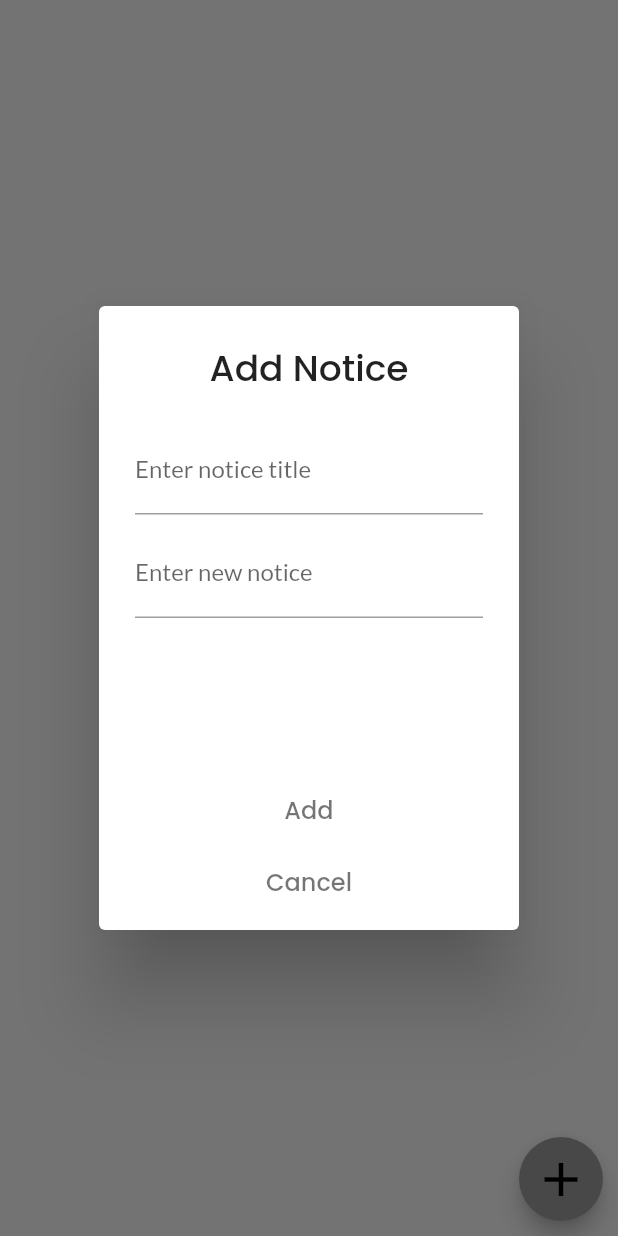
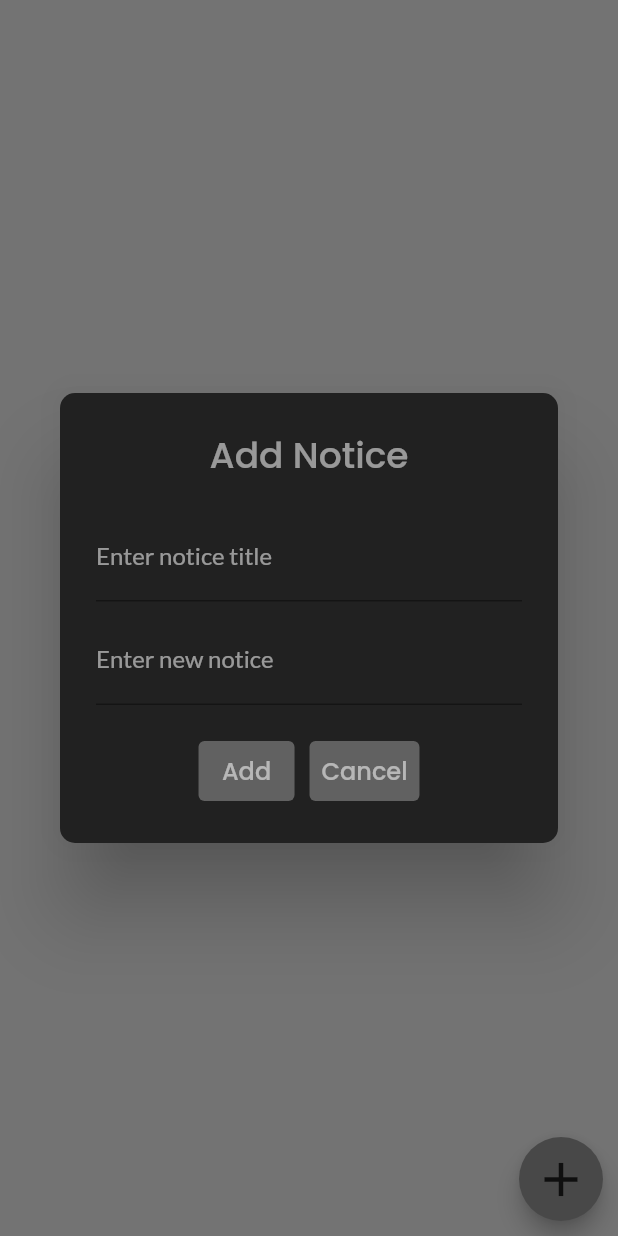
Before and after one commit to rishabhky/society_app, a Flutter app: the AdminNoticeBoard widget shown alone on an empty page, opened directly, after a tap on the "add" icon, on a phone screen of 412 x 824 dp. Run offline on Flutter 3.47's test engine with Material 2 defaults, Android fonts, the phone set to English and light mode, and no system bars; our stand-ins replace cloud_firestore, firebase_auth, firebase_core, fluttertoast, google_fonts; missing offline and left inert: razorpay_flutter; accounts and stored records are empty.

Commit message:
notice-refined

```diff
--- a/lib/pages/Admin_notice.dart
+++ b/lib/pages/Admin_notice.dart
@@ -24,7 +24,6 @@ class _AdminNoticeBoardState extends State<AdminNoticeBoard> {
   @override
   void initState() {
     super.initState();
-
     noticesStream =
         FirebaseFirestore.instance.collection('notices').snapshots();
   }
@@ -46,17 +45,17 @@ class _AdminNoticeBoardState extends State<AdminNoticeBoard> {
   }
 
   Future<void> _addNoticeToFirestore(
-      String newNotice, String documentId) async {
+      String title, String newNotice, String documentId) async {
     try {
       final documentRef =
           FirebaseFirestore.instance.collection('notices').doc(documentId);
       await documentRef.set({
+        'title': title,
         'text': newNotice,
         'createdAt': FieldValue.serverTimestamp(),
       });
       print('Notice added to Firestore with ID: $documentId');
-      fetchNotices(); // Refresh the notices after addition
-      // Send the notification after adding the notice
+      fetchNotices();
     } catch (e) {
       print('Error adding notice to Firestore: $e');
     }
@@ -69,7 +68,7 @@ class _AdminNoticeBoardState extends State<AdminNoticeBoard> {
           .doc(documentId)
           .delete();
       print('Notice deleted from Firestore with ID: $documentId');
-      fetchNotices(); // Refresh the notices after deletion
+      fetchNotices();
     } catch (e) {
       print('Error deleting notice from Firestore: $e');
     }
@@ -79,45 +78,74 @@ class _AdminNoticeBoardState extends State<AdminNoticeBoard> {
     showDialog(
       context: context,
       builder: (BuildContext context) {
-        String title = ''; // Add title variable
+        String title = '';
         String newNotice = '';
 
         return AlertDialog(
+          shape:
+              RoundedRectangleBorder(borderRadius: BorderRadius.circular(10)),
+          backgroundColor: Colors.grey.shade900,
           title: Center(
             child: Text(
               'Add Notice',
               style: GoogleFonts.poppins(
                 fontSize: 24,
                 fontWeight: FontWeight.w500,
+                color: Colors.white54,
               ),
-          )),
-          content: Container(
-            height: 200, // Set the desired height for the content
+            ),
+          ),
+          content: SingleChildScrollView(
+            child: Container(
+              width: double.maxFinite,
               child: Column(
+                crossAxisAlignment: CrossAxisAlignment.stretch,
                 children: [
                   TextField(
+                    cursorColor: Colors.white,
                     onChanged: (value) {
                       title = value;
                     },
-                  decoration: InputDecoration(labelText: 'Enter notice title'),
+                    style: TextStyle(
+                      color: Colors.white54,
+                    ),
+                    decoration: InputDecoration(
+                      labelText: 'Enter notice title',
+                      labelStyle: TextStyle(
+                        color: Colors.white54,
+                      ),
+                    ),
                   ),
                   SizedBox(height: 10),
                   TextField(
                     onChanged: (value) {
                       newNotice = value;
                     },
-                  maxLines: null, // Allow multiline input
-                  decoration: InputDecoration(labelText: 'Enter new notice'),
+                    maxLines: null,
+                    style: TextStyle(
+                      color: Colors.white54,
                     ),
-              ],
+                    decoration: InputDecoration(
+                      labelText: 'Enter new notice',
+                      labelStyle: TextStyle(
+                        color: Colors.white54,
                       ),
                     ),
-          actions: [
-            Center(
-              child: TextButton(
+                  ),
+                  SizedBox(height: 20),
+                  Row(
+                    mainAxisAlignment: MainAxisAlignment.center,
+                    children: [
+                      TextButton(
+                        style: ButtonStyle(
+                            backgroundColor:
+                                MaterialStatePropertyAll(Colors.grey.shade700)),
                         onPressed: () {
                           _addNoticeToFirestore(
-                      '$title \n $newNotice', UniqueKey().toString());
+                            title,
+                            newNotice,
+                            UniqueKey().toString(),
+                          );
                           Navigator.of(context).pop();
                         },
                         child: Text(
@@ -125,12 +153,15 @@ class _AdminNoticeBoardState extends State<AdminNoticeBoard> {
                           style: GoogleFonts.poppins(
                             fontSize: 16,
                             fontWeight: FontWeight.w500,
-                      color: Colors.black54),
+                            color: Colors.white54,
                           ),
                         ),
                       ),
-            Center(
-              child: TextButton(
+                      SizedBox(width: 10), // Add spacing between buttons
+                      TextButton(
+                        style: ButtonStyle(
+                            backgroundColor:
+                                MaterialStatePropertyAll(Colors.grey.shade700)),
                         onPressed: () {
                           Navigator.of(context).pop();
                         },
@@ -139,11 +170,16 @@ class _AdminNoticeBoardState extends State<AdminNoticeBoard> {
                           style: GoogleFonts.poppins(
                             fontSize: 16,
                             fontWeight: FontWeight.w500,
-                      color: Colors.black54),
+                            color: Colors.white54,
                           ),
                         ),
                       ),
                     ],
+                  ),
+                ],
+              ),
+            ),
+          ),
         );
       },
     );
@@ -172,20 +208,34 @@ class _AdminNoticeBoardState extends State<AdminNoticeBoard> {
                 itemCount: notices.length,
                 itemBuilder: (context, index) {
                   final notice = notices[index].data() as Map<String, dynamic>;
-                  final noticeText = notice['text'] as String;
+                  final noticeText = notice['text'] as String?;
+                  final title = notice['title'] as String?;
                   final noticeId = notices[index].id;
 
                   return Padding(
                     padding: const EdgeInsets.only(left: 8, right: 8),
                     child: Card(
+                      shape: RoundedRectangleBorder(
+                        borderRadius: BorderRadius.circular(10.0),
+                      ),
+                      margin: EdgeInsets.all(7),
                       elevation: 5,
                       surfaceTintColor: Colors.white,
                       shadowColor: Colors.white,
                       color: getRandomColor(),
                       child: ListTile(
+                        contentPadding: EdgeInsets.all(10),
+                        subtitle: Text(
+                          noticeText ?? '',
+                          style: GoogleFonts.ubuntu(
+                              color: Colors.black45, fontSize: 15),
+                        ),
                         title: Text(
-                          noticeText,
-                          style: GoogleFonts.ubuntu(color: Colors.black87),
+                          title ?? '',
+                          style: GoogleFonts.ubuntu(
+                              color: Colors.black87,
+                              fontSize: 19,
+                              fontWeight: FontWeight.w700),
                         ),
                         trailing: IconButton(
                           icon: Icon(
@@ -214,6 +264,7 @@ class _AdminNoticeBoardState extends State<AdminNoticeBoard> {
               child: Icon(
                 Icons.add,
                 size: 38,
+                color: Colors.grey.shade900,
               ),
             ),
           ),
--- a/lib/utils/colors.dart
+++ b/lib/utils/colors.dart
@@ -1,8 +1,8 @@
 import 'package:flutter/material.dart';
 
 List<Color> backgroundColor = [
-  const Color.fromARGB(127, 158, 158, 158),
-  const Color.fromARGB(127, 158, 158, 158),
+  Color.fromARGB(224, 158, 158, 158),
+  Color.fromARGB(187, 203, 198, 198),
   Colors.white54,
   const Color.fromRGBO(128, 128, 128, 1),
   const Color.fromRGBO(169, 169, 169, 1),
```
Also changed, not shown: lib/pages/admin_home.dart (+9 -5 lines). Lines whose indentation alone changed are shown as unchanged.
